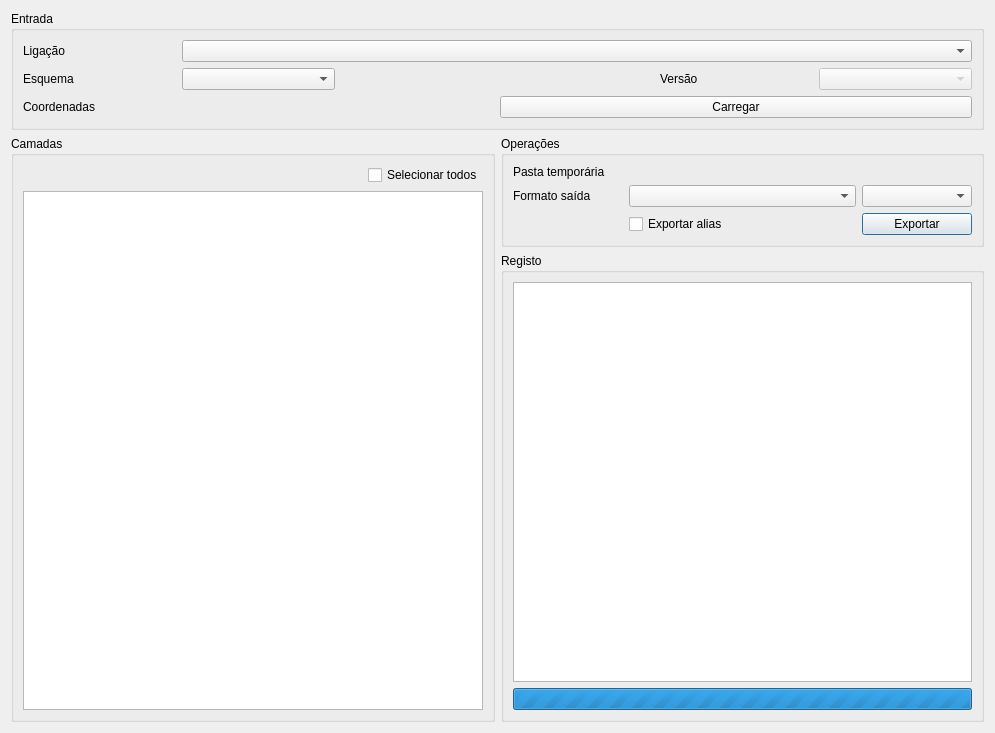
Old version of the form plugin/ui/main_dialog.ui in the repository dgterritorio/recart-plugin.
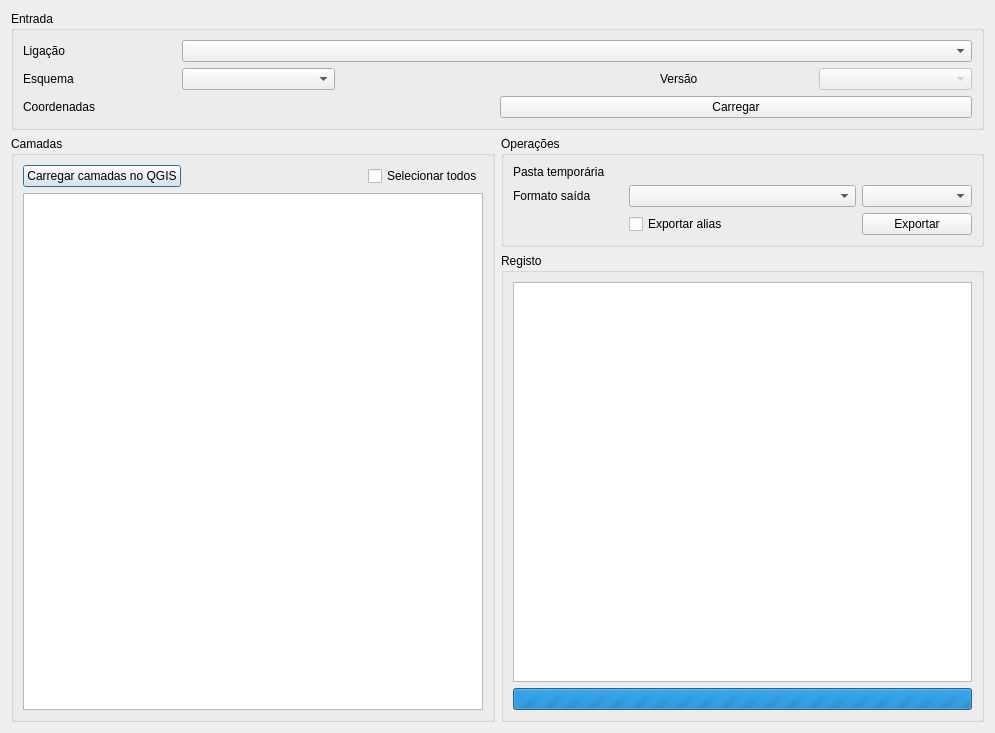
New version of the form. Custom widgets are drawn as their Qt base class.

The edit to the form file:
```diff
--- a/plugin/ui/main_dialog.ui
+++ b/plugin/ui/main_dialog.ui
@@ -23,15 +23,39 @@
       <string>Camadas</string>
      </property>
      <layout class="QGridLayout" name="gridLayout_4">
-      <item row="1" column="0">
+      <item row="2" column="0">
        <widget class="QTreeView" name="treeView"/>
       </item>
-      <item row="0" column="0" alignment="Qt::AlignRight">
-       <widget class="QCheckBox" name="selectACheckBox">
-        <property name="text">
-         <string>Selecionar todos</string>
-        </property>
-       </widget>
+      <item row="1" column="0">
+       <layout class="QHBoxLayout" name="horizontalLayout_3">
+        <item>
+         <widget class="QPushButton" name="loadQGIS">
+          <property name="text">
+           <string>Carregar camadas no QGIS</string>
+          </property>
+         </widget>
+        </item>
+        <item>
+         <spacer name="horizontalSpacer_2">
+          <property name="orientation">
+           <enum>Qt::Horizontal</enum>
+          </property>
+          <property name="sizeHint" stdset="0">
+           <size>
+            <width>40</width>
+            <height>20</height>
+           </size>
+          </property>
+         </spacer>
+        </item>
+        <item>
+         <widget class="QCheckBox" name="selectACheckBox">
+          <property name="text">
+           <string>Selecionar todos</string>
+          </property>
+         </widget>
+        </item>
+       </layout>
       </item>
      </layout>
     </widget>
```
Left out of the diff: 17 changed lines with no effect on the pictures.
